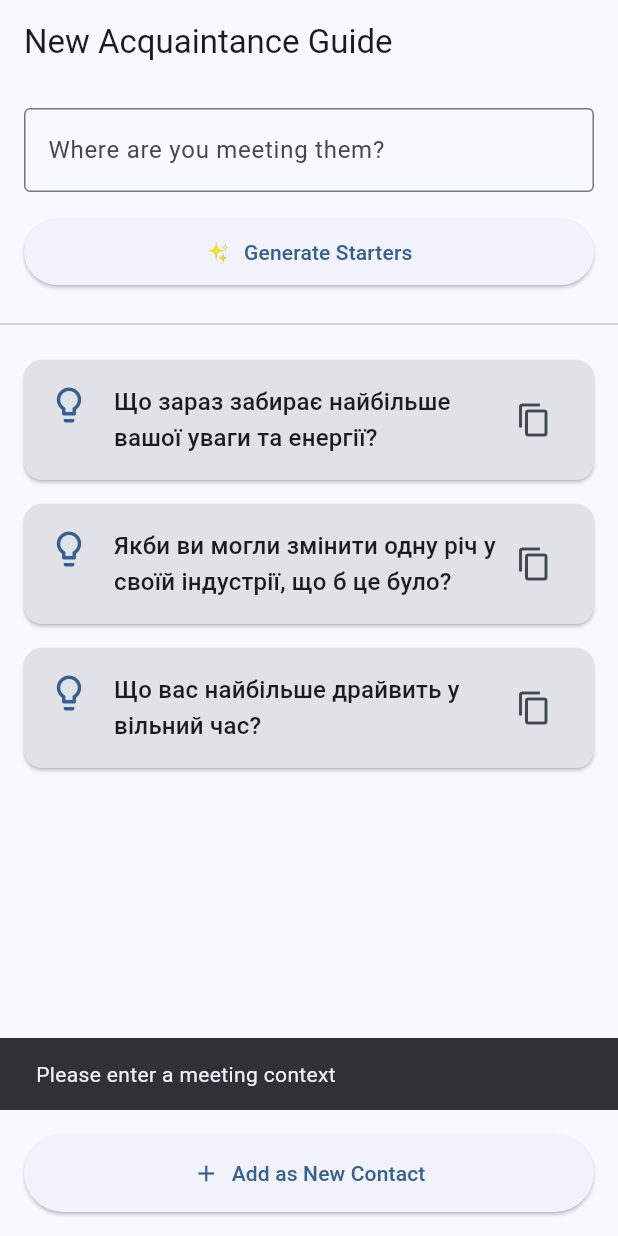
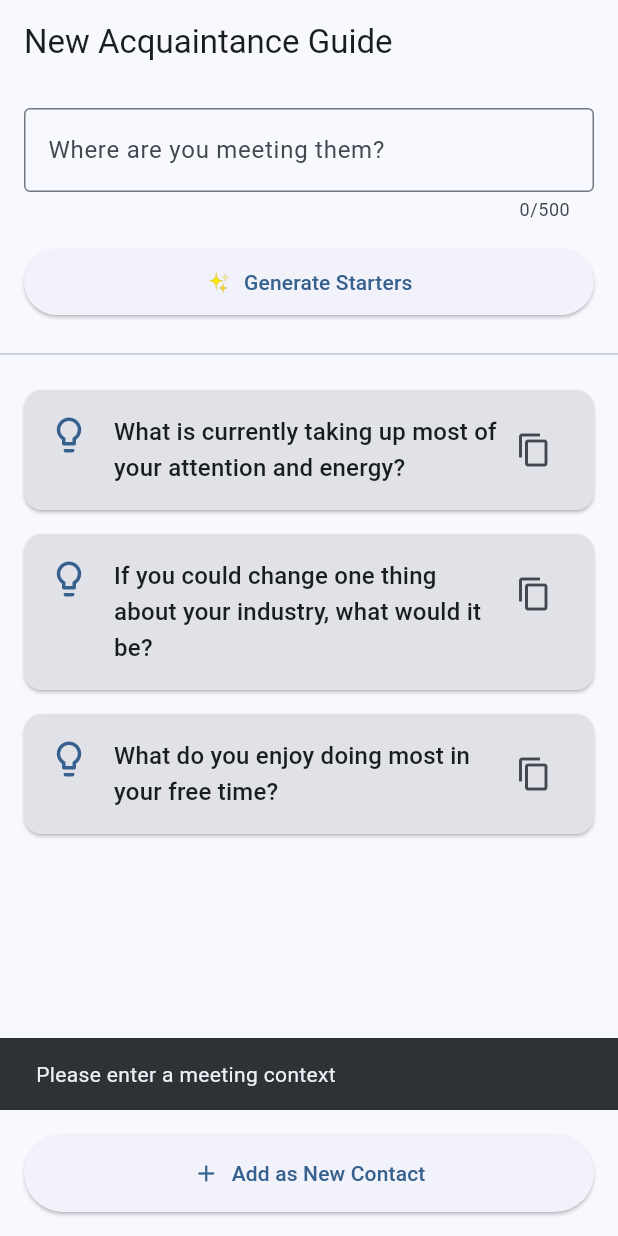
Before and after one commit to mezgoodle/ContactAssistant, a Flutter app: the IcebreakerScreen screen opened by its route, after a tap on an icon or button, on a phone screen of 412 x 824 dp. Run offline on Flutter 3.47's test engine with Material 3 defaults, Android fonts, the phone set to English and light mode, and no system bars; our stand-ins replace firebase_ai, firebase_core, flutter_dotenv, flutter_riverpod, font_awesome_flutter, go_router and 2 more; missing offline and left inert: mongo_dart; accounts and stored records are empty; generated files the repository leaves out were written again.

Commit message:
Some decor changes

```diff
--- a/lib/presentation/screens/icebreaker_screen.dart
+++ b/lib/presentation/screens/icebreaker_screen.dart
@@ -13,9 +13,9 @@ class IcebreakerScreen extends StatefulWidget {
 class _IcebreakerScreenState extends State<IcebreakerScreen> {
   final TextEditingController _contextController = TextEditingController();
   List<String> _questions = [
-    "Що зараз забирає найбільше вашої уваги та енергії?",
-    "Якби ви могли змінити одну річ у своїй індустрії, що б це було?",
-    "Що вас найбільше драйвить у вільний час?"
+    "What is currently taking up most of your attention and energy?",
+    "If you could change one thing about your industry, what would it be?",
+    "What do you enjoy doing most in your free time?"
   ];
   bool _isLoading = false;
   String? _error;
@@ -31,6 +31,13 @@ class _IcebreakerScreenState extends State<IcebreakerScreen> {
     if (contextText.isEmpty) {
       ScaffoldMessenger.of(context).showSnackBar(
         const SnackBar(content: Text('Please enter a meeting context')),
+      );
+      return;
+    }
+    if (contextText.length > 500) {
+      ScaffoldMessenger.of(context).showSnackBar(
+        const SnackBar(
+            content: Text('Please keep context under 500 characters')),
       );
       return;
     }
@@ -90,6 +97,7 @@ class _IcebreakerScreenState extends State<IcebreakerScreen> {
                     border: OutlineInputBorder(),
                   ),
                   maxLines: null,
+                  maxLength: 500,
                 ),
                 const SizedBox(height: 16),
                 ElevatedButton.icon(
@@ -135,7 +143,8 @@ class _IcebreakerScreenState extends State<IcebreakerScreen> {
                                 children: [
                                   Icon(
                                     _getIconForQuestion(),
-                                    color: Theme.of(context).colorScheme.primary,
+                                    color:
+                                        Theme.of(context).colorScheme.primary,
                                     size: 28,
                                   ),
                                   const SizedBox(width: 16),
@@ -166,7 +175,7 @@ class _IcebreakerScreenState extends State<IcebreakerScreen> {
           padding: const EdgeInsets.all(16.0),
           child: ElevatedButton.icon(
             onPressed: () {
-               context.push('/add_contact');
+              context.push('/add_contact');
             },
             icon: const Icon(Icons.add),
             label: const Text('Add as New Contact'),
```
